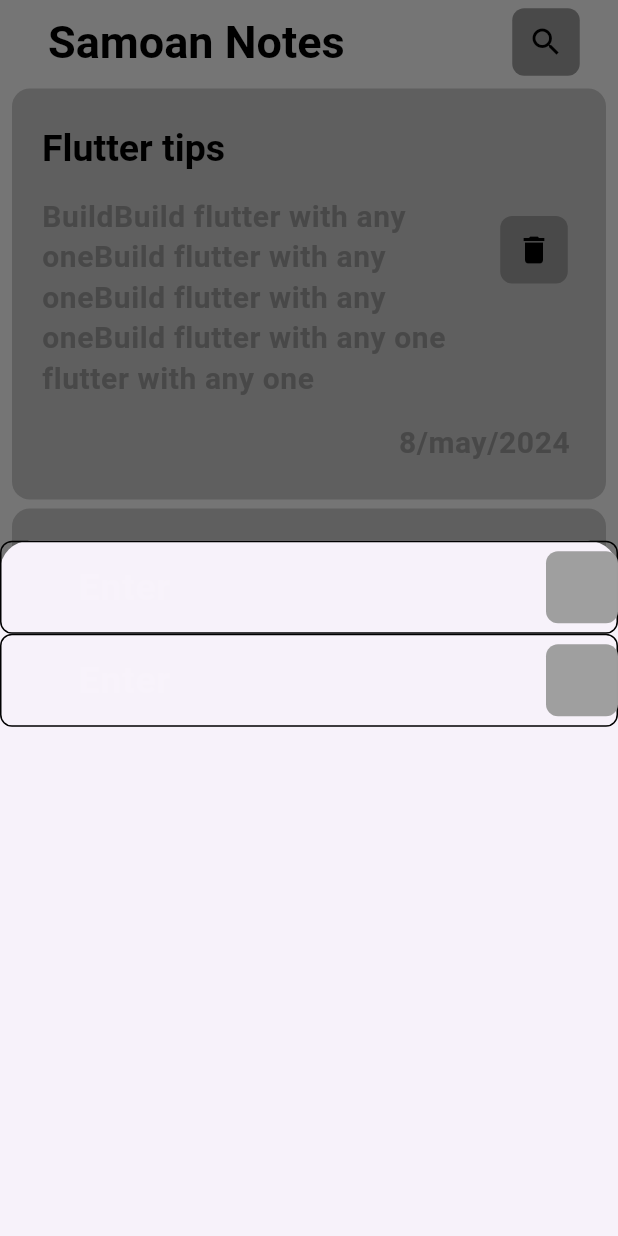
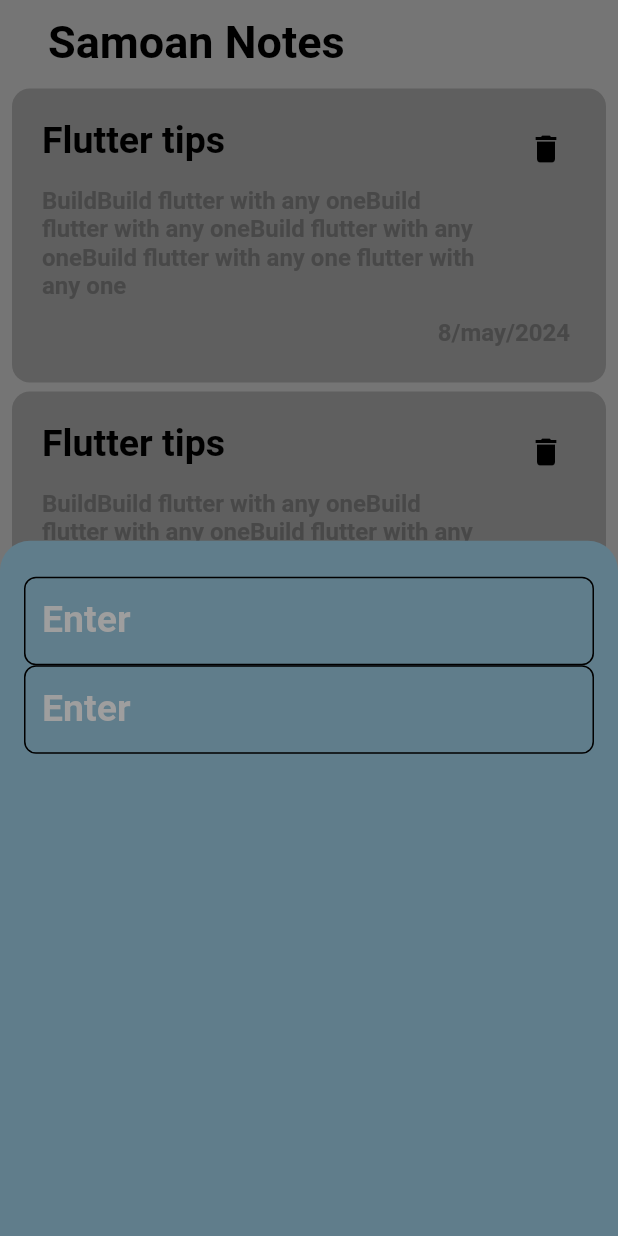
Before and after one commit to abdellahmuhammed/notes_app, a Flutter app: the screen it shows after launch, after a tap on the "add" icon, on a phone screen of 412 x 824 dp. Run offline on Flutter 3.47's test engine with Material 3 defaults, Android fonts, the phone set to English and light mode, and no system bars.

Commit message:
refactor Code

```diff
--- a/lib/Shared/Widgets/CustomTextFormField.dart
+++ b/lib/Shared/Widgets/CustomTextFormField.dart
@@ -6,13 +6,13 @@ class CustomTextFormField extends StatelessWidget {
   final GlobalKey<FormState>? formKey;
   final String label;
   final TextEditingController? controller;
-  final IconData? prefixIcon;
-  final IconData? suffixIcon;
+  final Widget? prefixIcon;
+  final Widget? suffixIcon;
   final bool? passwordSecure;
   final String stringValidate;
   final TextInputType? keyboardType;
   final Function(String)? onChanged;
-  final Function(String) onFieldSubmitted;
+  final Function(String)? onFieldSubmitted;
   final double radius;
 
   const CustomTextFormField({
@@ -26,7 +26,7 @@ class CustomTextFormField extends StatelessWidget {
     this.passwordSecure = false,
     this.keyboardType,
     this.onChanged,
-    required this.onFieldSubmitted,
+     this.onFieldSubmitted,
     this.radius =10,
   });
 
@@ -40,11 +40,8 @@ class CustomTextFormField extends StatelessWidget {
       decoration: InputDecoration(
         border: OutlineInputBorder(borderRadius: BorderRadius.circular(radius)),
         label: Text(label, maxLines: 1, overflow: TextOverflow.ellipsis),
-        prefixIcon: Icon(prefixIcon),
-        suffixIcon: IconButton(
-          onPressed: () {},
-          icon: Icon(suffixIcon),
-        ),
+        prefixIcon: prefixIcon,
+        suffixIcon: suffixIcon
       ),
       onFieldSubmitted: onFieldSubmitted,
     );
--- a/lib/Shared/Widgets/NoteShowModalBottomSheet.dart
+++ b/lib/Shared/Widgets/NoteShowModalBottomSheet.dart
@@ -6,16 +6,18 @@ class NoteShowModalBottomSheet extends StatelessWidget {
 
   @override
   Widget build(BuildContext context) {
-    return Container(
-      decoration: BoxDecoration(
-        borderRadius: BorderRadius.circular(8),
-
-      ),
-      child: Column(
-        children: [
-          CustomTextFormField(onFieldSubmitted: (String ) {  }, label: 'Enter',),
-          CustomTextFormField(onFieldSubmitted: (String ) {  }, label: 'Enter',),
-        ],
+    return Padding(
+      padding: const EdgeInsets.symmetric(vertical: 24,horizontal: 16),
+      child: Container(
+        decoration: BoxDecoration(
+          borderRadius: BorderRadius.circular(8),
+        ),
+        child:const  Column(
+          children: [
+            CustomTextFormField( label: 'Enter',),
+            CustomTextFormField( label: 'Enter',),
+          ],
+        ),
       ),
     );
   }
--- a/lib/Shared/Widgets/NotesItem.dart
+++ b/lib/Shared/Widgets/NotesItem.dart
@@ -1,5 +1,4 @@
 import 'package:flutter/material.dart';
-import 'package:notes_app/Shared/Constant.dart';
 
 class NotesItem extends StatelessWidget {
   const NotesItem({
@@ -20,7 +19,7 @@ class NotesItem extends StatelessWidget {
           ListTile(
             trailing: IconButton(
               onPressed: () {},
-color: Colors.black,
+              color: Colors.black,
               icon: const Icon(
                 Icons.delete,
                 size: 24,
--- a/lib/Shared/themes.dart
+++ b/lib/Shared/themes.dart
@@ -23,8 +23,8 @@ ThemeData _themData({
   required Brightness statusBarIconBrightness,
 }) {
   return ThemeData(
-    useMaterial3: true,
-    primarySwatch: kPrimaryColor,
+    useMaterial3: false,
+    primarySwatch: Colors.blueGrey,
     scaffoldBackgroundColor: backgroundColor,
     textTheme: TextTheme(
       headlineLarge: _buildTextStyle(
@@ -34,9 +34,9 @@ ThemeData _themData({
         color: Colors.grey,
       ),
       titleLarge: _buildTextStyle(color: textColor, size: 25),
-      titleSmall: _buildTextStyle(color: Colors.grey, size: 25),
+      titleSmall: _buildTextStyle(color: Colors.grey, size: 20),
       bodyLarge: _buildTextStyle(color: textColor, size: 20),
-      bodySmall: _buildTextStyle(color: Colors.grey, size: 20),
+      bodySmall: _buildTextStyle(color: Colors.grey, size: 16),
     ),
     appBarTheme: AppBarTheme(
       systemOverlayStyle: SystemUiOverlayStyle(
@@ -53,67 +53,67 @@ ThemeData _themData({
         fontWeight: FontWeight.bold,
       ),
     ),
-    iconTheme: _buildIconThemeData(color: textColor),
-    iconButtonTheme: IconButtonThemeData(
-      style: ButtonStyle(
-        padding: WidgetStateProperty.all(EdgeInsets.zero),
-        backgroundColor:
-            WidgetStateProperty.all(kPrimaryColor.shade500.withOpacity(.99)),
-        foregroundColor: WidgetStateProperty.all(textColor),
-        // child color
-        minimumSize: WidgetStateProperty.all<Size?>(
-          const Size(45, 45),
-        ),
-        shape: WidgetStatePropertyAll<RoundedRectangleBorder>(
-          RoundedRectangleBorder(
-            borderRadius: BorderRadius.circular(8),
-          ),
-        ),
-      ),
-    ),
-    textButtonTheme: TextButtonThemeData(
-      style: ButtonStyle(
-        backgroundColor: WidgetStateProperty.all(kPrimaryColor),
-        foregroundColor: WidgetStateProperty.all(textColor),
-        // child color
-        minimumSize: WidgetStateProperty.all<Size?>(
-          const Size(double.infinity, 50),
-        ),
-        shape: WidgetStatePropertyAll<RoundedRectangleBorder>(
-          RoundedRectangleBorder(
-            borderRadius: BorderRadius.circular(3),
-          ),
-        ),
-        textStyle: WidgetStateProperty.all<TextStyle>(
-          const TextStyle(
-            fontSize: 30.0,
-            fontWeight: FontWeight.bold,
-          ),
-        ),
-      ),
-    ),
-    menuButtonTheme: MenuButtonThemeData(
-      style: ButtonStyle(
-        elevation: WidgetStateProperty.all(0.0),
-        backgroundColor: WidgetStateProperty.all(kPrimaryColor),
-        foregroundColor: WidgetStateProperty.all(textColor),
-        // child color
-        minimumSize: WidgetStateProperty.all<Size?>(
-          const Size(double.infinity, 50),
-        ),
-        shape: WidgetStatePropertyAll<RoundedRectangleBorder>(
-          RoundedRectangleBorder(
-            borderRadius: BorderRadius.circular(8),
-          ),
-        ),
-        textStyle: WidgetStateProperty.all<TextStyle>(
-          const TextStyle(
-            fontSize: 30.0,
-            fontWeight: FontWeight.bold,
-          ),
-        ),
-      ),
-    ),
+    // iconTheme: _buildIconThemeData(color: textColor),
+    // iconButtonTheme: IconButtonThemeData(
+    //   style: ButtonStyle(
+    //     padding: WidgetStateProperty.all(EdgeInsets.zero),
+    //     backgroundColor:
+    //         WidgetStateProperty.all(kPrimaryColor.shade500.withOpacity(.99)),
+    //     foregroundColor: WidgetStateProperty.all(textColor),
+    //     // child color
+    //     minimumSize: WidgetStateProperty.all<Size?>(
+    //       const Size(45, 45),
+    //     ),
+    //     shape: WidgetStatePropertyAll<RoundedRectangleBorder>(
+    //       RoundedRectangleBorder(
+    //         borderRadius: BorderRadius.circular(8),
+    //       ),
+    //     ),
+    //   ),
+    // ),
+    // textButtonTheme: TextButtonThemeData(
+    //   style: ButtonStyle(
+    //     backgroundColor: WidgetStateProperty.all(kPrimaryColor),
+    //     foregroundColor: WidgetStateProperty.all(textColor),
+    //     // child color
+    //     minimumSize: WidgetStateProperty.all<Size?>(
+    //       const Size(double.infinity, 50),
+    //     ),
+    //     shape: WidgetStatePropertyAll<RoundedRectangleBorder>(
+    //       RoundedRectangleBorder(
+    //         borderRadius: BorderRadius.circular(3),
+    //       ),
+    //     ),
+    //     textStyle: WidgetStateProperty.all<TextStyle>(
+    //       const TextStyle(
+    //         fontSize: 30.0,
+    //         fontWeight: FontWeight.bold,
+    //       ),
+    //     ),
+    //   ),
+    // ),
+    // menuButtonTheme: MenuButtonThemeData(
+    //   style: ButtonStyle(
+    //     elevation: WidgetStateProperty.all(0.0),
+    //     backgroundColor: WidgetStateProperty.all(kPrimaryColor),
+    //     foregroundColor: WidgetStateProperty.all(textColor),
+    //     // child color
+    //     minimumSize: WidgetStateProperty.all<Size?>(
+    //       const Size(double.infinity, 50),
+    //     ),
+    //     shape: WidgetStatePropertyAll<RoundedRectangleBorder>(
+    //       RoundedRectangleBorder(
+    //         borderRadius: BorderRadius.circular(8),
+    //       ),
+    //     ),
+    //     textStyle: WidgetStateProperty.all<TextStyle>(
+    //       const TextStyle(
+    //         fontSize: 30.0,
+    //         fontWeight: FontWeight.bold,
+    //       ),
+    //     ),
+    //   ),
+    // ),
     inputDecorationTheme: InputDecorationTheme(
       // filled: true,
       // fillColor: Colors.grey.withOpacity(0.7),
@@ -135,9 +135,9 @@ ThemeData _themData({
         ),
         borderRadius: BorderRadius.circular(8),
       ),
-      labelStyle: TextStyle(
+      labelStyle: const TextStyle(
         overflow: TextOverflow.ellipsis,
-        color: backgroundColor.withOpacity(0.1),
+        color: Colors.grey,
         fontSize: 25.0,
         fontWeight: FontWeight.bold,
       ),
@@ -147,10 +147,10 @@ ThemeData _themData({
     ),
     floatingActionButtonTheme: FloatingActionButtonThemeData(
       iconSize: 35,
-      backgroundColor: kPrimaryColor.withOpacity(.6),
-      foregroundColor: textColor,
+      backgroundColor: Colors.blueGrey,
+      foregroundColor: backgroundColor,
       shape: RoundedRectangleBorder(
-        borderRadius: BorderRadius.circular(10),
+        borderRadius: BorderRadius.circular(50),
       ),
     ),
     bottomNavigationBarTheme: BottomNavigationBarThemeData(
--- a/lib/Views/NotesView.dart
+++ b/lib/Views/NotesView.dart
@@ -15,6 +15,7 @@ class NotesView extends StatelessWidget {
       floatingActionButton: FloatingActionButton(onPressed: (){
         showModalBottomSheet(
           context: context,
+          backgroundColor: Colors.blueGrey,
           shape: const RoundedRectangleBorder(
             borderRadius: BorderRadius.only(
               topLeft: Radius.circular(20),
--- a/lib/main.dart
+++ b/lib/main.dart
@@ -15,7 +15,7 @@ class NotesApp extends StatelessWidget {
   Widget build(BuildContext context) {
     return MaterialApp(
       debugShowCheckedModeBanner: false,
-      theme: lightThem(),
+   theme: lightThem(),
       routes: {
         NotesView.id : (context)=> const NotesView()
       },
```
